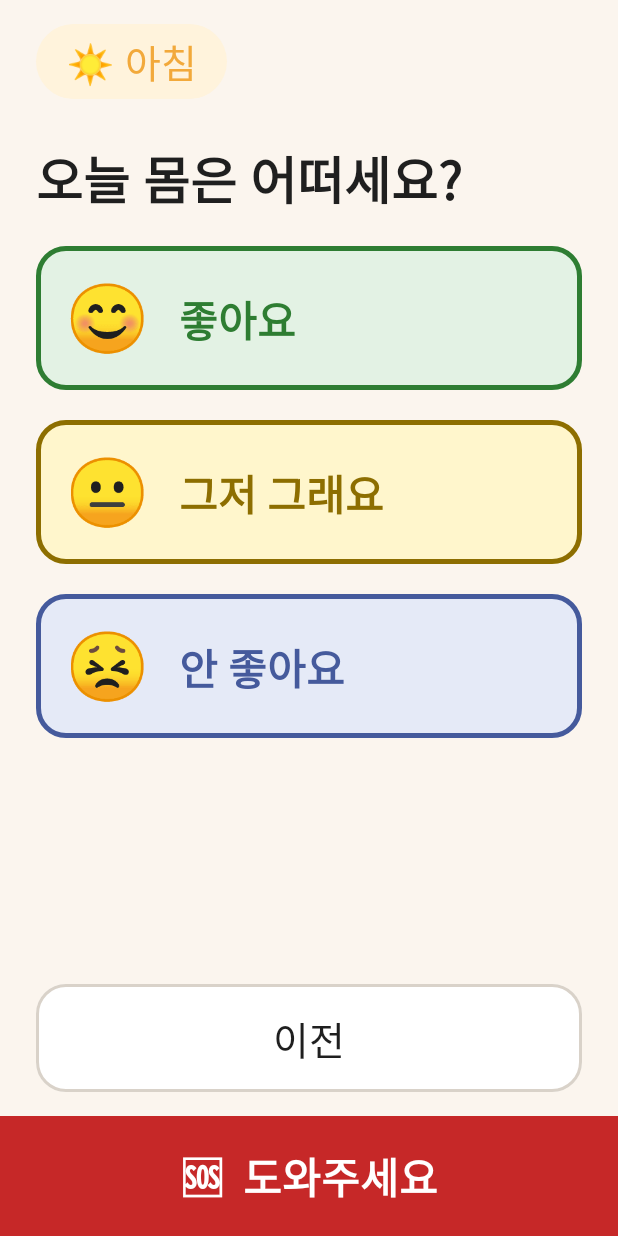
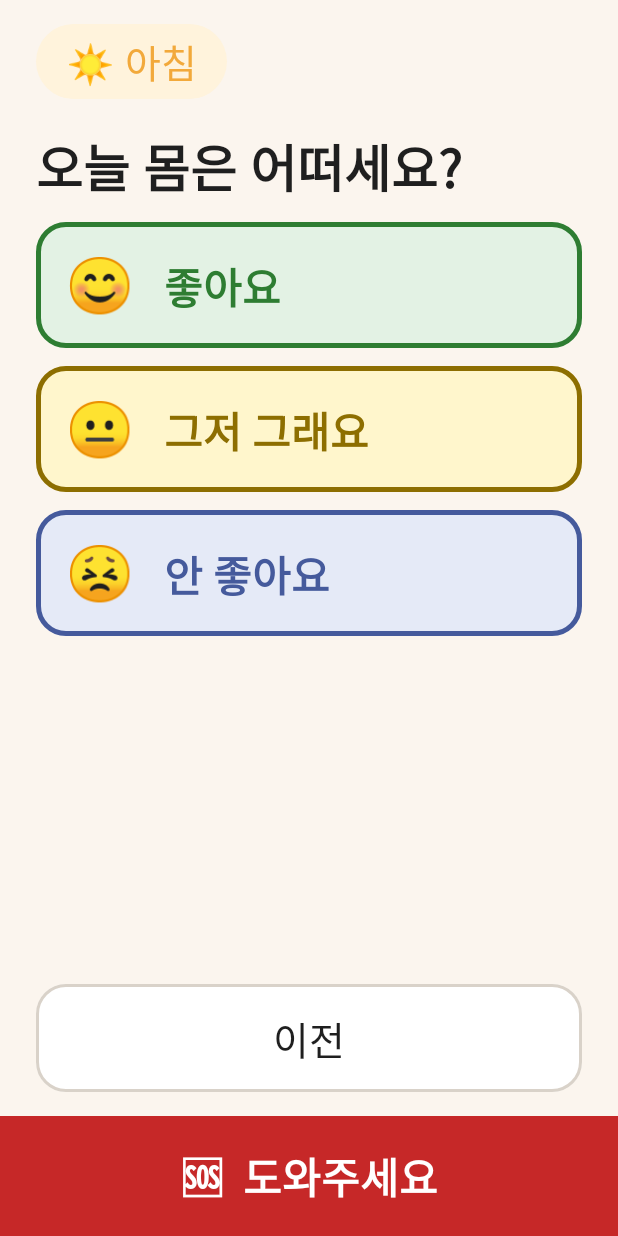
Before and after one commit to CloudAndEngineer/On-Radar-Android, an Android app built with Jetpack Compose: the composable CheckScreen called with empty values, after a tap on "네, 일어났어요", on a phone screen of 412 x 824 dp. Run offline under Robolectric (Android 15) with nearby library versions, the phone set to English and light mode, and no system bars; network calls fail.

Commit message:
fix: 체크 질문 선택지와 [이전]이 한 화면에 들어오게 (실기기 UI 리뷰 반영)
- 저녁 식사 4개 선택지를 2×2 타일로 배치, '못 먹었어요' 항상 보임
- 아침 선택지 높이 84dp(72dp 원칙 이상)로 조정, [이전] 높이 유지
- 넘칠 때만 선택지 영역 스크롤 + '아래로 밀면 더 있어요' 안내
- Note 8 · 글꼴 1.1배에서 확인

Co-Authored-By: Claude Opus 5.5 <noreply@anthropic.com>

```diff
--- a/app/src/main/java/com/onradar/todak/core/designsystem/Theme.kt
+++ b/app/src/main/java/com/onradar/todak/core/designsystem/Theme.kt
@@ -13,6 +13,8 @@ import androidx.compose.ui.unit.sp
 object TodakDimens {
     val ButtonMinHeight = 72.dp
     val LargeButtonHeight = 96.dp
+    /** 한 화면에 선택지 3개 + [이전]이 들어오도록 (Note 8 · 글꼴 1.1배 기준). 72dp 원칙보다 큼. */
+    val ChoiceButtonHeight = 84.dp
     val ScreenPadding = 24.dp
     val HelpBarHeight = 80.dp
 }
--- a/app/src/main/java/com/onradar/todak/ui/senior/check/CheckScreen.kt
+++ b/app/src/main/java/com/onradar/todak/ui/senior/check/CheckScreen.kt
@@ -2,6 +2,11 @@ package com.onradar.todak.ui.senior.check
 
 import androidx.compose.foundation.layout.Arrangement
 import androidx.compose.foundation.layout.Column
+import androidx.compose.foundation.layout.Row
+import androidx.compose.foundation.layout.fillMaxWidth
+import androidx.compose.foundation.rememberScrollState
+import androidx.compose.foundation.verticalScroll
+import androidx.compose.ui.text.style.TextAlign
 import androidx.compose.foundation.layout.Spacer
 import androidx.compose.foundation.layout.fillMaxSize
 import androidx.compose.material3.MaterialTheme
@@ -16,6 +21,7 @@ import androidx.lifecycle.ViewModel
 import androidx.lifecycle.compose.collectAsStateWithLifecycle
 import androidx.lifecycle.viewModelScope
 import com.onradar.todak.core.designsystem.ChoiceButton
+import com.onradar.todak.core.designsystem.ChoiceTile
 import com.onradar.todak.core.designsystem.PrimaryButton
 import com.onradar.todak.core.designsystem.ScreenTitle
 import com.onradar.todak.core.designsystem.SecondaryButton
@@ -113,7 +119,7 @@ fun CheckScreen(
     TodakScaffold(onHelpClick = { tts.stop(); onHelp() }) {
         Column(
             modifier = Modifier.fillMaxSize(),
-            verticalArrangement = Arrangement.spacedBy(20.dp),
+            verticalArrangement = Arrangement.spacedBy(12.dp),
         ) {
             SessionBadge(isMorning)
             when (state.step) {
@@ -128,11 +134,27 @@ fun CheckScreen(
                     SecondaryButton("이전", onClick = onBack)
                 }
                 CheckStep.QUESTION -> {
-                    if (isMorning) MorningQuestion(vm::answer) else EveningQuestion(vm::answer)
-                    state.error?.let {
-                        Text(it, color = TodakColors.Emergency, style = MaterialTheme.typography.bodyLarge)
+                    // 선택지 영역만 스크롤되고 [이전]은 항상 아래에 보이게 합니다.
+                    // (Note 8 · 글꼴 1.1배에서 '못 먹었어요'가 잘리던 문제)
+                    val scroll = rememberScrollState()
+                    Column(
+                        modifier = Modifier.weight(1f).fillMaxWidth().verticalScroll(scroll),
+                        verticalArrangement = Arrangement.spacedBy(12.dp),
+                    ) {
+                        if (isMorning) MorningQuestion(vm::answer) else EveningQuestion(vm::answer)
+                        state.error?.let {
+                            Text(it, color = TodakColors.Emergency, style = MaterialTheme.typography.bodyLarge)
+                        }
                     }
-                    Spacer(Modifier.weight(1f))
+                    if (scroll.canScrollForward) {
+                        Text(
+                            "▼ 아래로 밀면 더 있어요",
+                            style = MaterialTheme.typography.bodyMedium,
+                            color = TodakColors.OnSurfaceMuted,
+                            textAlign = TextAlign.Center,
+                            modifier = Modifier.fillMaxWidth(),
+                        )
+                    }
                     SecondaryButton("이전", onClick = vm::back)
                 }
                 CheckStep.SUBMITTING -> LoadingMessage("저장하고 있어요")
@@ -152,11 +174,15 @@ private fun MorningQuestion(onAnswer: (Int) -> Unit) {
 @Composable
 private fun EveningQuestion(onAnswer: (Int) -> Unit) {
     ScreenTitle(EVENING_QUESTION)
-    // 밥그릇 개수로 횟수를 표시합니다.
-    ChoiceButton("🍚", "한 번", TodakColors.Evening, TodakColors.EveningContainer, { onAnswer(1) })
-    ChoiceButton("🍚🍚", "두 번", TodakColors.Evening, TodakColors.EveningContainer, { onAnswer(2) })
-    ChoiceButton("🍚🍚🍚", "세 번", TodakColors.Evening, TodakColors.EveningContainer, { onAnswer(3) })
-    ChoiceButton("🥣", "못 먹었어요", TodakColors.OnSurfaceMuted, TodakColors.Surface, { onAnswer(0) })
+    // 밥그릇 개수로 횟수를 표시합니다. 네 개가 한 화면에 들어오도록 2×2로 놓습니다.
+    Row(horizontalArrangement = Arrangement.spacedBy(12.dp)) {
+        ChoiceTile("🍚", "한 번", TodakColors.Evening, TodakColors.EveningContainer, { onAnswer(1) }, Modifier.weight(1f))
+        ChoiceTile("🍚🍚", "두 번", TodakColors.Evening, TodakColors.EveningContainer, { onAnswer(2) }, Modifier.weight(1f))
+    }
+    Row(horizontalArrangement = Arrangement.spacedBy(12.dp)) {
+        ChoiceTile("🍚🍚🍚", "세 번", TodakColors.Evening, TodakColors.EveningContainer, { onAnswer(3) }, Modifier.weight(1f))
+        ChoiceTile("🥣", "못 먹었어요", TodakColors.OnSurfaceMuted, TodakColors.Surface, { onAnswer(0) }, Modifier.weight(1f))
+    }
 }
 
 private const val MORNING_QUESTION = "오늘 몸은 어떠세요?"
```
Also changed, not shown: app/src/main/java/com/onradar/todak/core/designsystem/Components.kt (+34 -3 lines).
